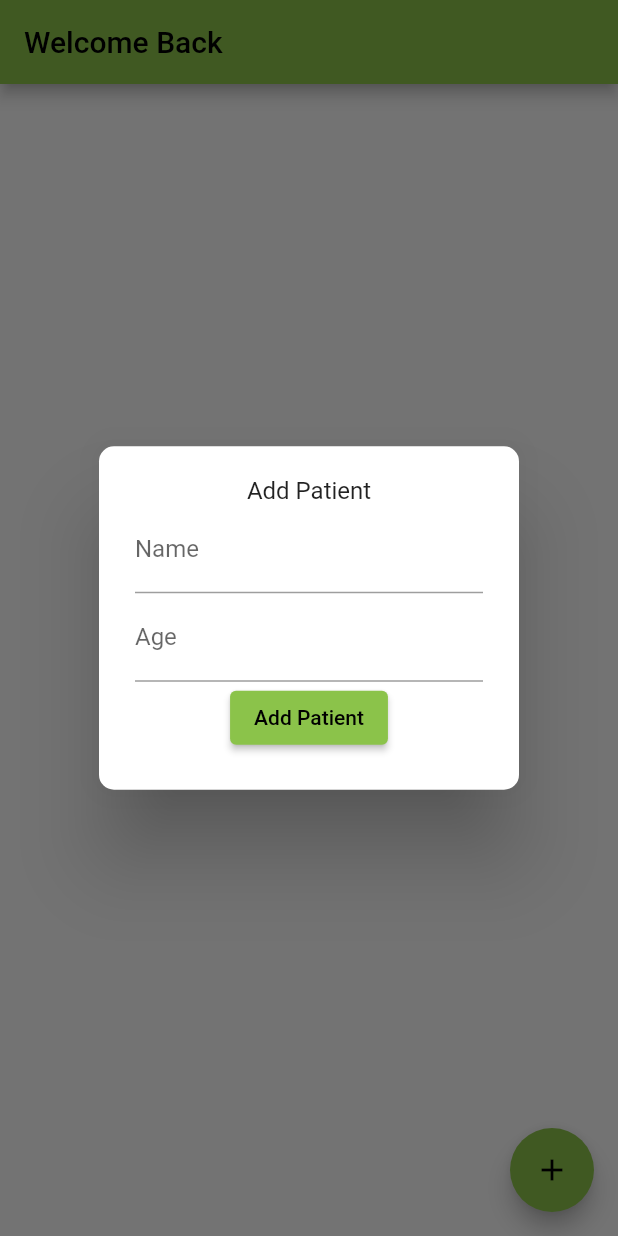
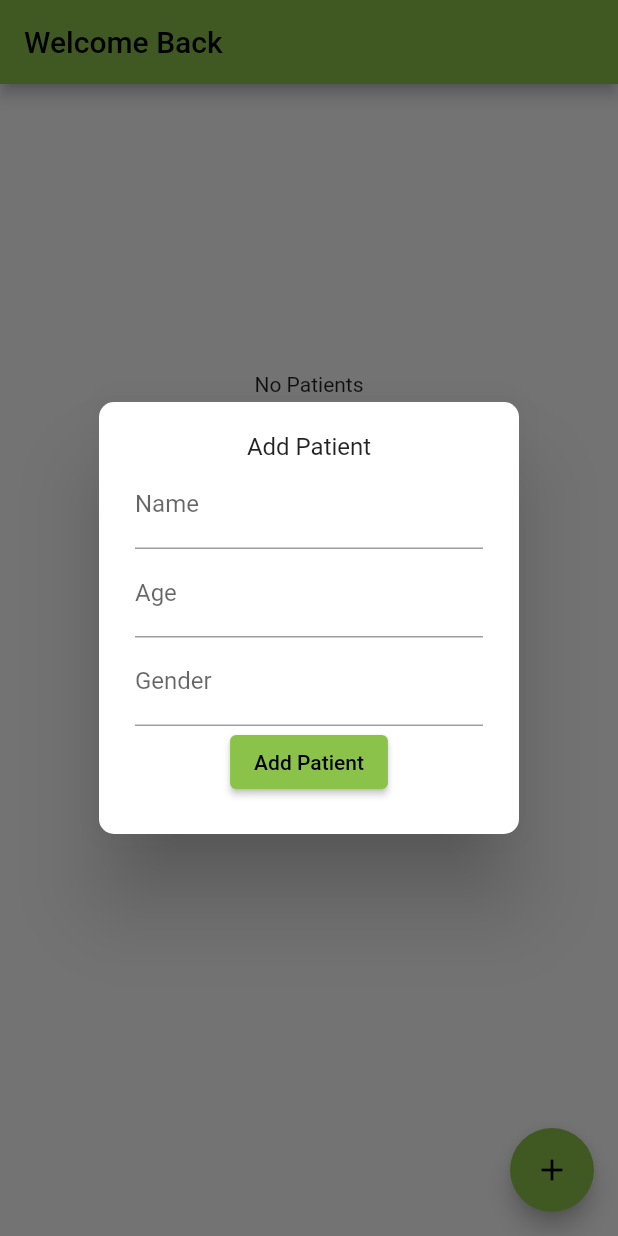
Before and after one commit to southwatertribe/jay_feeling, a Flutter app: the screen it shows once a user with an empty profile is signed in, after a tap on the "add" icon, on a phone screen of 412 x 824 dp. Run offline on Flutter 3.47's test engine with Material 2 defaults, Android fonts, the phone set to English and light mode, and no system bars; our stand-ins replace firebase_auth, firebase_core; accounts and stored records are empty; network calls fail.

Commit message:
Implement ListViewBuilder For Patients

```diff
--- a/lib/AddMember.dart
+++ b/lib/AddMember.dart
@@ -27,6 +27,7 @@ class _AddMemberState extends State<AddMember> {
 
     var nameController = TextEditingController();
     var ageController = TextEditingController();
+    var genderController = TextEditingController();
 
     return Container(
       child: SingleChildScrollView(
@@ -35,8 +36,9 @@ class _AddMemberState extends State<AddMember> {
             Text ("Add Patient"),
             builtTextField("Name", nameController),
             builtTextField("Age", ageController),
+            builtTextField("Gender", genderController),
             ElevatedButton(onPressed: () {
-              final patient = Patient(nameController.text, ageController.text);
+              final patient = Patient(nameController.text, ageController.text, genderController.text); //Creates a patient object
               widget.addPatient(patient);
               Navigator.of(context).pop();
             },
--- a/lib/Models/Patient.dart
+++ b/lib/Models/Patient.dart
@@ -1,5 +1,6 @@
 class Patient {
   final String name;
   final String age;
-  Patient (this.name, this.age);
+  final String gender;
+  Patient (this.name, this.age, this.gender);
 }
--- a/lib/WelcomePage.dart
+++ b/lib/WelcomePage.dart
@@ -50,10 +50,30 @@ class _WelcomePageState extends State<WelcomePage> {
             children: [
               Container(
                   height: 400,
-                  child: ListView.builder(
+                  child: patientList.length == 0 ?
+                  Center(child: Text("No Patients")) :
+                  ListView.builder(
+                    itemCount: patientList.length,
                       itemBuilder: (context, index) {
-                        return const Card(
-
+                        return Card(
+                          margin: EdgeInsets.all(4),
+                          elevation: 8,
+                          child: ListTile(
+                            title: Text(
+                              patientList[index].name,
+                              style: TextStyle(
+                                fontSize: 22,
+                                color: Colors.blueGrey,
+                                fontWeight: FontWeight.bold,
+                              ),
+                            ),
+                            subtitle: Text(
+                              patientList[index].age,
+                              style: TextStyle(
+                                fontSize: 18,
+                              ),
+                            ),
+                          ),
                         );
                       }
                   )
```
